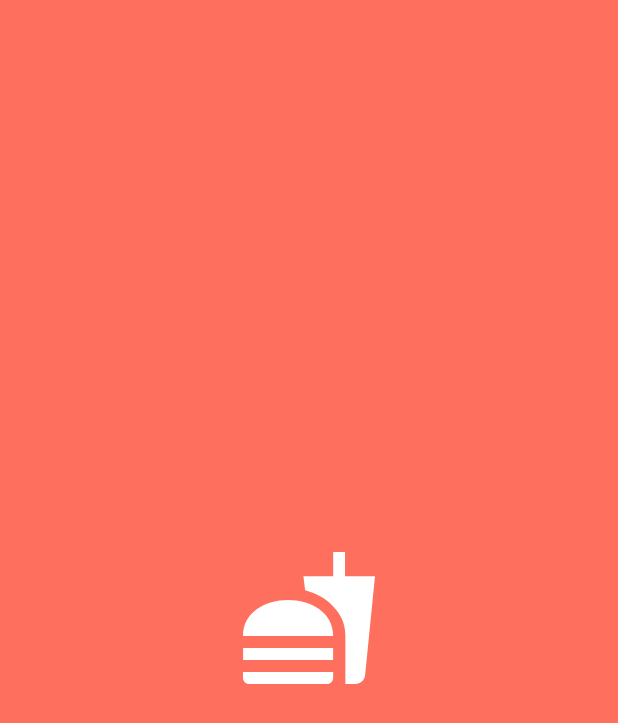
After one commit to Hanmingaru/Capstone_Project, an Android app: the SplashScreen screen opened directly, with no data from a screen before it, on a phone screen of 412 x 824 dp. The commit adds this screen. Shown: the top 723 px of the screen. Run offline under Robolectric (Android 15) with nearby library versions, the phone set to English and light mode, and no system bars.

Commit message:
Added Loading Screen (not fully designed)
Changed color of navbar

```diff
--- a/app/build.gradle
+++ b/app/build.gradle
@@ -64,4 +64,6 @@ dependencies {
     testImplementation 'junit:junit:4.13.2'
     androidTestImplementation 'androidx.test.ext:junit:1.1.3'
     androidTestImplementation 'androidx.test.espresso:espresso-core:3.4.0'
+
+    implementation 'androidx.core:core-splashscreen:1.0.0-beta02'
 }
--- /dev/null
+++ b/app/src/main/java/com/example/capstoneproject/SplashScreen.java
@@ -0,0 +1,28 @@
+/*
+ * Created by Elliott Rheault on 2022.4.9
+ * Copyright © 2022 Elliott Rheault. All rights reserved.
+ */
+
+package com.example.capstoneproject;
+
+import android.content.Intent;
+import android.os.Bundle;
+import android.os.Handler;
+
+import androidx.appcompat.app.AppCompatActivity;
+
+public class SplashScreen extends AppCompatActivity {
+
+    protected void onCreate(Bundle savedInstanceState) {
+        super.onCreate(savedInstanceState);
+
+        new Handler().postDelayed(new Runnable() {
+            @Override
+            public void run() {
+                startActivity(new Intent(SplashScreen.this, SwipeActivity.class));
+                finish();
+            }
+        }, 2000);
+    }
+
+}
--- /dev/null
+++ b/app/src/main/res/drawable/ic_food.xml
@@ -0,0 +1,15 @@
+<!--
+  ~ Created by Elliott Rheault on 2022.4.9
+  ~ Copyright © 2022 Elliott Rheault. All rights reserved.
+  -->
+
+<vector xmlns:android="http://schemas.android.com/apk/res/android"
+    android:width="24dp"
+    android:height="24dp"
+    android:viewportWidth="24"
+    android:viewportHeight="24"
+    >
+  <path
+      android:fillColor="@android:color/white"
+      android:pathData="M18.06,22.99h1.66c0.84,0 1.53,-0.64 1.63,-1.46L23,5.05h-5L18,1h-1.97v4.05h-4.97l0.3,2.34c1.71,0.47 3.31,1.32 4.27,2.26 1.44,1.42 2.43,2.89 2.43,5.29v8.05zM1,21.99L1,21h15.03v0.99c0,0.55 -0.45,1 -1.01,1L2.01,22.99c-0.56,0 -1.01,-0.45 -1.01,-1zM16.03,14.99c0,-8 -15.03,-8 -15.03,0h15.03zM1.02,17h15v2h-15z"/>
+</vector>
--- /dev/null
+++ b/app/src/main/res/drawable/splashscreen_background.xml
@@ -0,0 +1,16 @@
+<?xml version="1.0" encoding="utf-8"?><!--
+  ~ Created by Elliott Rheault on 2022.4.9
+  ~ Copyright © 2022 Elliott Rheault. All rights reserved.
+  -->
+
+<layer-list xmlns:android="http://schemas.android.com/apk/res/android">
+
+    <item android:drawable="@color/red" />
+    <item
+        android:gravity="center"
+        android:width="96dp"
+        android:height="96dp"
+        android:drawable="@drawable/ic_food"
+        />
+
+</layer-list>
--- a/app/src/main/res/layout/fragment_nav_bar.xml
+++ b/app/src/main/res/layout/fragment_nav_bar.xml
@@ -14,6 +14,8 @@
         app:layout_constraintBottom_toBottomOf="parent"
         app:layout_constraintEnd_toEndOf="parent"
         app:layout_constraintStart_toStartOf="parent"
-        app:itemBackground="@color/white"
+        app:itemBackground="@color/red"
+        app:itemIconTint="@color/nav_color"
+        app:itemTextColor="@color/nav_color"
         app:menu="@menu/bottom_nav_bar" />
 </androidx.constraintlayout.widget.ConstraintLayout>
--- a/app/src/main/res/values/colors.xml
+++ b/app/src/main/res/values/colors.xml
@@ -7,4 +7,6 @@
     <color name="teal_700">#FF018786</color>
     <color name="black">#FF000000</color>
     <color name="white">#FFFFFFFF</color>
+    <color name="red">#fe6f5e</color>
+    <color name="grey">#808080</color>
 </resources>
--- a/app/src/main/res/values/themes.xml
+++ b/app/src/main/res/values/themes.xml
@@ -13,4 +13,10 @@
         <item name="android:statusBarColor" tools:targetApi="l">?attr/colorPrimaryVariant</item>
         <!-- Customize your theme here. -->
     </style>
+
+    <!-- Splash Screen -->
+    <style name="SplashScreen" parent="Theme.MaterialComponents.DayNight.NoActionBar">
+        <item name="android:windowBackground">@drawable/splashscreen_background</item>
+        <item name="android:statusBarColor" tools:targetAPI="l">?attr/colorPrimary</item>
+    </style>
 </resources>
```
Also changed, not shown: app/src/main/AndroidManifest.xml (+8 -11 lines), app/src/main/res/color/nav_color.xml (added, +9 -0 lines).
